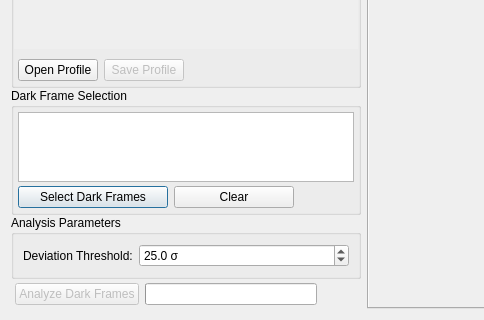
First picture: the form in src/hotpixels/ui/profile_creation_tab.ui, repository gkyle/hotpixels, before the edit; both pictures show x 0 to 484 and y 430 to 750 of the 1150 by 750 pixel window.
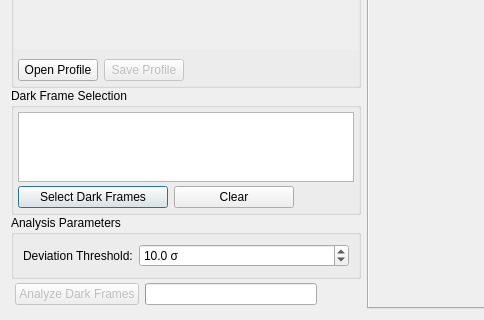
Second picture: the form after the edit.

The edit to the form file:
```diff
--- a/src/hotpixels/ui/profile_creation_tab.ui
+++ b/src/hotpixels/ui/profile_creation_tab.ui
@@ -399,7 +399,7 @@
                 <double>50.000000000000000</double>
                </property>
                <property name="value">
-                <double>25.000000000000000</double>
+                <double>10.000000000000000</double>
                </property>
               </widget>
              </item>
```
